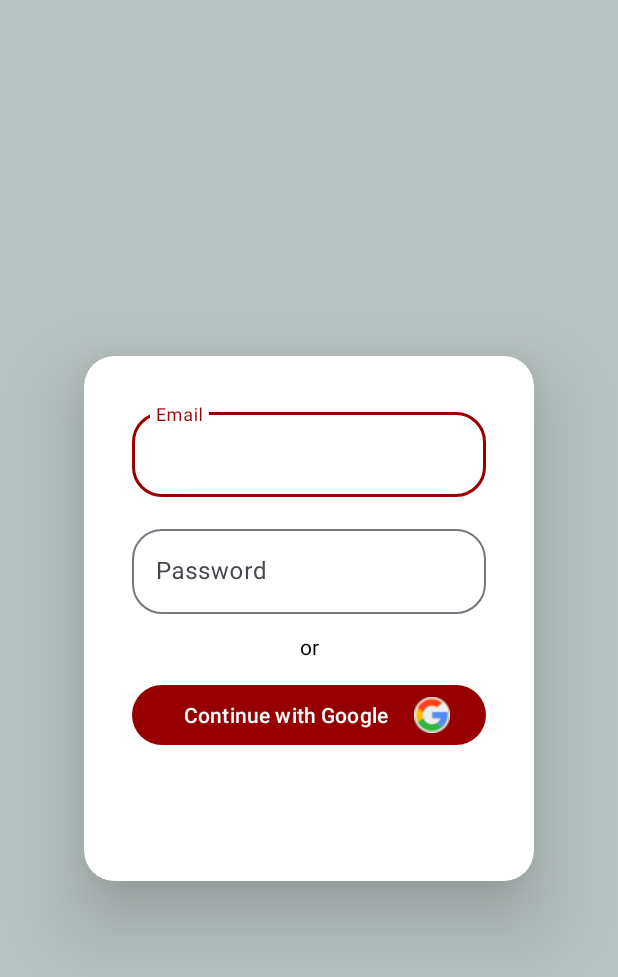
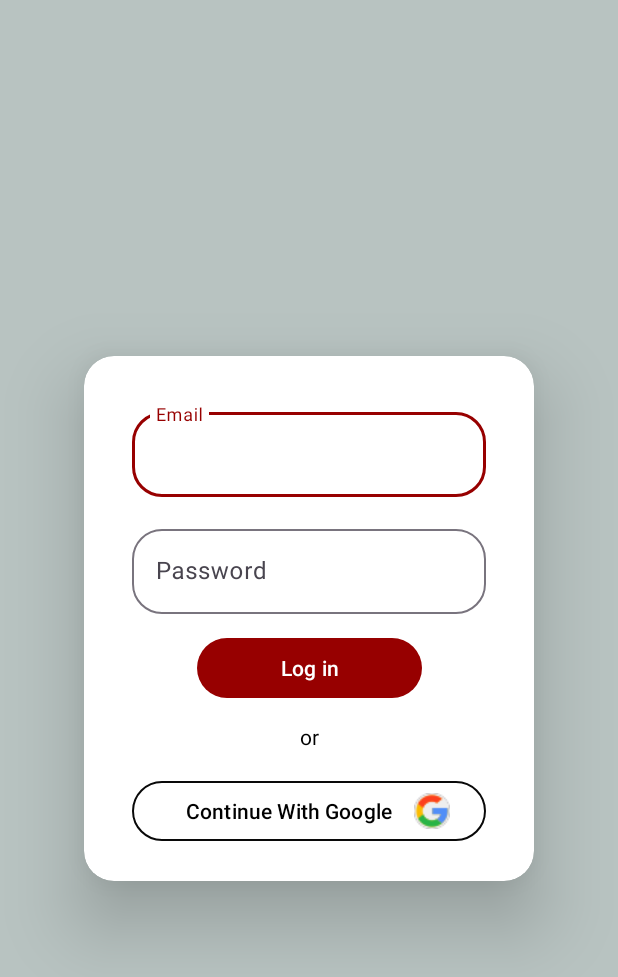
Before and after one commit to Promethevs18/Item_Borrowing_System, an Android app: the screen it shows after launch (SignInInterface), on a phone screen of 412 x 824 dp. Shown: the top 977 px of the screen. Run offline under Robolectric (Android 15) with nearby library versions, the phone set to English and light mode, and no system bars; our stand-ins replace Firebase (no records; nobody signed in at launch, a user with empty details on screens opened directly); 2 statements that could not run were skipped.

Commit message:
committed as of 4/25 18-09

```diff
--- a/app/src/main/AndroidManifest.xml
+++ b/app/src/main/AndroidManifest.xml
@@ -13,6 +13,12 @@
         android:theme="@style/Theme.ItemBorrowingSystem"
         tools:targetApi="31">
         <activity
+            android:name=".admin.Admin_UI"
+            android:exported="false" />
+        <activity
+            android:name=".client.Client_UI"
+            android:exported="false" />
+        <activity
             android:name=".SignInInterface"
             android:exported="true">
             <intent-filter>
--- a/app/src/main/java/com/item/borrowing/SignInInterface.java
+++ b/app/src/main/java/com/item/borrowing/SignInInterface.java
@@ -1,10 +1,12 @@
 package com.item.borrowing;
 
+import android.content.Intent;
 import android.os.AsyncTask;
 import android.os.Bundle;
 import android.os.CancellationSignal;
 import android.util.Log;
 import android.widget.Button;
+import android.widget.ImageButton;
 import android.widget.Toast;
 
 import androidx.activity.EdgeToEdge;
@@ -22,9 +24,13 @@ import androidx.credentials.GetCredentialResponse;
 import androidx.credentials.PublicKeyCredential;
 import androidx.credentials.exceptions.GetCredentialException;
 
+import com.google.android.gms.tasks.OnCompleteListener;
 import com.google.android.gms.tasks.OnSuccessListener;
+import com.google.android.gms.tasks.Task;
 import com.google.android.libraries.identity.googleid.GetGoogleIdOption;
 import com.google.android.libraries.identity.googleid.GoogleIdTokenCredential;
+import com.google.android.material.textfield.TextInputEditText;
+import com.google.android.material.textfield.TextInputLayout;
 import com.google.firebase.Firebase;
 import com.google.firebase.auth.AuthCredential;
 import com.google.firebase.auth.AuthResult;
@@ -32,6 +38,9 @@ import com.google.firebase.auth.FirebaseAuth;
 import com.google.firebase.auth.FirebaseUser;
 import com.google.firebase.auth.GoogleAuthProvider;
 import com.google.firebase.firestore.FirebaseFirestore;
+import com.item.borrowing.admin.Admin_UI;
+import com.item.borrowing.client.Client_UI;
+import com.item.borrowing.tools.LoadingDialog;
 
 import java.util.HashMap;
 import java.util.Map;
@@ -40,9 +49,12 @@ import java.util.concurrent.Executor;
 
 public class SignInInterface extends AppCompatActivity {
 
-    Button button;
+    Button button, login;
     FirebaseAuth userAuth;
     FirebaseUser currentUser;
+    TextInputLayout forEmail, forPass;
+    TextInputEditText email, pass;
+    LoadingDialog load;
 
     FirebaseFirestore apoy = FirebaseFirestore.getInstance();
     @Override
@@ -60,13 +72,27 @@ public class SignInInterface extends AppCompatActivity {
 
         //Write code here =>
         button = findViewById(R.id.google_sign);
+        login = findViewById(R.id.login);
+
         userAuth = FirebaseAuth.getInstance();
 
+        forEmail = findViewById(R.id.textLayout_user);
+        forPass = findViewById(R.id.textLayout_pass);
+
+        email = findViewById(R.id.textInput_user);
+        pass = findViewById(R.id.textInput_pass);
+
+        //getting the current user from Firebase
+        currentUser = userAuth.getCurrentUser();
+
+        if(currentUser != null){
+            Intent goAdmin = new Intent(SignInInterface.this, Admin_UI.class);
+            startActivity(goAdmin);
+        }
     }
     @Override
     protected void onStart() {
         super.onStart();
-
         //First, let's call the necessary variables
         CancellationSignal cancellationSignal = new CancellationSignal();
         Executor executor = AsyncTask.THREAD_POOL_EXECUTOR;
@@ -86,15 +112,11 @@ public class SignInInterface extends AppCompatActivity {
                 .addCredentialOption(idOption)
                         .build();
 
-        currentUser = userAuth.getCurrentUser();
-
 
         //When the Continue with Google button is pressed
         button.setOnClickListener(v -> {
-            if(currentUser != null){
-                Toast.makeText(this, "User is currently signed in", Toast.LENGTH_SHORT).show();
-            }
-            else{
+            load = new LoadingDialog(SignInInterface.this, "Verifying credentials");
+            load.Show();
                 credentialManager.getCredentialAsync(
                         SignInInterface.this, credRequest, cancellationSignal, executor, new CredentialManagerCallback<GetCredentialResponse, GetCredentialException>() {
                             @Override
@@ -113,8 +135,33 @@ public class SignInInterface extends AppCompatActivity {
                             }
                         }
                 );
+        });
+
+        login.setOnClickListener(v -> {
+            load = new LoadingDialog(SignInInterface.this, "Verifying credentials");
+            load.Show();
+            if(email.getText().toString().isEmpty() || pass.getText().toString().isEmpty()){
+                forEmail.setError("Fields are required");
+                forPass.setError("Fields are required");
+            }
+            else{
+                userAuth.signInWithEmailAndPassword(email.getText().toString(), pass.getText().toString()).addOnCompleteListener(new OnCompleteListener<AuthResult>() {
+                    @Override
+                    public void onComplete(@NonNull Task<AuthResult> task) {
+                        if(task.isSuccessful()){
+                            Intent goAdmin = new Intent(SignInInterface.this, Admin_UI.class);
+                            startActivity(goAdmin);
+                        }
+                        else{
+                            forEmail.setError("Credentials do not match");
+                            forPass.setError("Credentials do not match");
+                        }
+                    }
+                });
             }
         });
+
+
     }
 
     //The method that handles the GoogleSignIn using the new Credential Manager
@@ -133,7 +180,7 @@ public class SignInInterface extends AppCompatActivity {
             if(GoogleIdTokenCredential.TYPE_GOOGLE_ID_TOKEN_CREDENTIAL.equals(creds.getType())){
                 try{
                     //If nag-match, kunin natin ang buong data from the GoogleIdTokenCredential
-                    GoogleIdTokenCredential googol = GoogleIdTokenCredential.createFrom(((CustomCredential) creds).getData());
+                    GoogleIdTokenCredential googol = GoogleIdTokenCredential.createFrom((creds).getData());
 
                     //Now, we are going to use the token to sign in to our Firebase Authentication
                     SignInToFirebase(googol);
@@ -177,7 +224,9 @@ public class SignInInterface extends AppCompatActivity {
             userAuth.signInWithCredential(fireCreds).addOnSuccessListener(new OnSuccessListener<AuthResult>() {
                 @Override
                 public void onSuccess(AuthResult authResult) {
-                    Toast.makeText(SignInInterface.this, authResult.getUser().getDisplayName(), Toast.LENGTH_SHORT).show();
+                    load.Close();
+                    Intent goUser = new Intent(SignInInterface.this, Client_UI.class);
+                    startActivity(goUser);
                 }
             });
         }
@@ -185,4 +234,5 @@ public class SignInInterface extends AppCompatActivity {
             Toast.makeText(this, "Something went wrong with requesting the Sign in to Firebase", Toast.LENGTH_SHORT).show();
         }
     }
+
 }
--- a/app/src/main/res/layout/signin_activity.xml
+++ b/app/src/main/res/layout/signin_activity.xml
@@ -24,19 +24,6 @@
         <androidx.constraintlayout.widget.ConstraintLayout
             android:layout_width="match_parent"
             android:layout_height="match_parent">
-
-            <Button
-                android:id="@+id/google_sign"
-                android:layout_width="0dp"
-                android:layout_height="wrap_content"
-                android:layout_marginTop="12dp"
-                android:drawableEnd="@drawable/google_logo"
-                android:text="Continue with Google"
-                android:textColor="?attr/CustomTextColor"
-                app:layout_constraintEnd_toStartOf="@+id/rightGuide"
-                app:layout_constraintStart_toStartOf="@+id/leftGuide"
-                app:layout_constraintTop_toBottomOf="@+id/textView"
-                tools:ignore="HardcodedText" />
 
             <androidx.constraintlayout.widget.Guideline
                 android:id="@+id/leftGuide"
@@ -103,7 +90,35 @@
                 android:text="or"
                 app:layout_constraintEnd_toStartOf="@+id/rightGuide"
                 app:layout_constraintStart_toStartOf="@+id/leftGuide"
+                app:layout_constraintTop_toBottomOf="@+id/login" />
+
+            <Button
+                android:id="@+id/login"
+                android:layout_width="150dp"
+                android:layout_height="wrap_content"
+                android:layout_marginTop="12dp"
+                android:text="Log in"
+                app:layout_constraintEnd_toStartOf="@+id/rightGuide"
+                app:layout_constraintStart_toStartOf="@+id/leftGuide"
                 app:layout_constraintTop_toBottomOf="@+id/textLayout_pass" />
+
+            <Button
+                android:id="@+id/google_sign"
+                style="@style/Widget.Material3.Button.OutlinedButton"
+                android:layout_width="0dp"
+                android:layout_height="wrap_content"
+                android:layout_marginTop="16dp"
+                android:drawableEnd="@drawable/google_logo"
+                android:text="Continue With Google"
+                android:textColor="?android:textColor"
+                app:cornerRadius="20dp"
+                app:layout_constraintEnd_toStartOf="@+id/rightGuide"
+                app:layout_constraintHorizontal_bias="0.0"
+                app:layout_constraintStart_toStartOf="@+id/leftGuide"
+                app:layout_constraintTop_toBottomOf="@+id/textView"
+                app:rippleColor="?attr/colorPrimary"
+                app:strokeColor="#090909"
+                app:strokeWidth="1dp" />
 
         </androidx.constraintlayout.widget.ConstraintLayout>
     </androidx.cardview.widget.CardView>
--- a/app/src/main/res/values-night/themes.xml
+++ b/app/src/main/res/values-night/themes.xml
@@ -7,11 +7,6 @@
 
         <item name="colorPrimary">@color/generalWhenDark</item>
 
-        <!--  Custom Border      -->
-        <item name="CustomBorderColor">@color/initialColorWhenDark</item>
-
-        <!--  Custom TextColor      -->
-        <item name="CustomTextColor">@color/initialColorWhenLight</item>
     </style>
 
 
--- a/app/src/main/res/values/attrs.xml
+++ b/app/src/main/res/values/attrs.xml
@@ -1,6 +1,5 @@
 <?xml version="1.0" encoding="utf-8"?>
 <resources>
 
-    <attr name="CustomBorderColor" format="reference"/>
-    <attr name="CustomTextColor" format="reference"/>
+
 </resources>
--- a/app/src/main/res/values/colors.xml
+++ b/app/src/main/res/values/colors.xml
@@ -12,5 +12,4 @@
     <color  name="generalWhenLight">#970000</color>
     <color  name="generalWhenDark">#D8D438</color>
 
-
 </resources>
--- a/app/src/main/res/values/themes.xml
+++ b/app/src/main/res/values/themes.xml
@@ -8,11 +8,6 @@
 
         <item name="colorPrimary">@color/generalWhenLight</item>
 
-        <!--  Custom Border      -->
-        <item name="CustomBorderColor">@color/initialColorWhenLight</item>
-
-        <!--  Custom TextColor      -->
-        <item name="CustomTextColor">@color/initialColorWhenDark</item>
     </style>
 
     <style name="Theme.ItemBorrowingSystem" parent="Base.Theme.ItemBorrowingSystem" />
```
Also changed, not shown: app/src/main/java/com/item/borrowing/admin/Admin_UI.java (added, +26 -0 lines), app/src/main/java/com/item/borrowing/client/Client_UI.java (added, +26 -0 lines), app/src/main/java/com/item/borrowing/tools/LoadingDialog.java (added, +20 -0 lines), app/src/main/res/layout/activity_admin_ui.xml (added, +19 -0 lines), app/src/main/res/layout/activity_client_ui.xml (added, +19 -0 lines).
